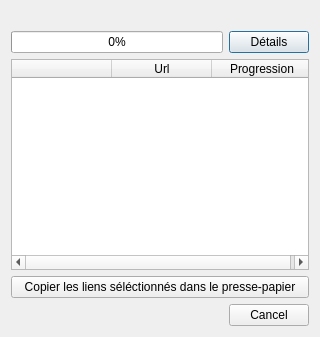
This is ui/batchwindow.ui in XanderMld/imgbrd-grabber as Qt 5 draws it before an edit. The edited form follows.
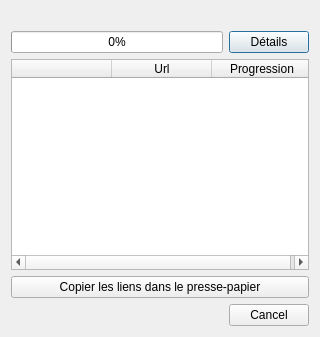
This is the edited form. Icons and pictures are not drawn.

The edit to the form file:
```diff
--- a/ui/batchwindow.ui
+++ b/ui/batchwindow.ui
@@ -121,7 +121,7 @@
       <item>
        <widget class="QPushButton" name="pushButton">
         <property name="text">
-         <string>Copier les liens séléctionnés dans le presse-papier</string>
+         <string>Copier les liens dans le presse-papier</string>
         </property>
        </widget>
       </item>
```
